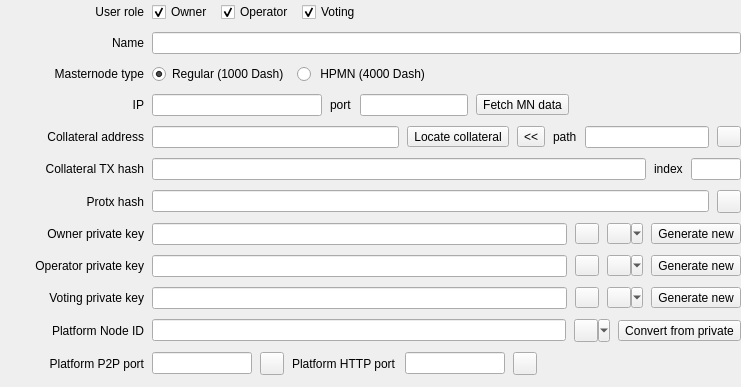
Above: src/ui/ui_masternode_details_wdg.ui from Bertrand256/dash-masternode-tool before the change. Below: the same form after it.
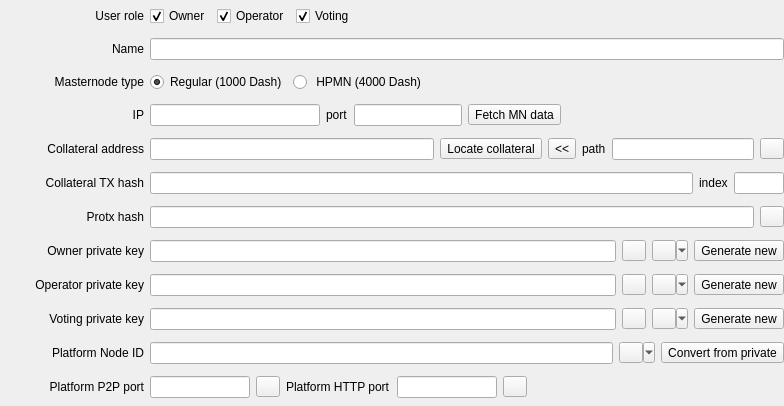
That is the form after the change.

Commit message: UI improvements. Sticking to an older version of setuptools requirement since the latest one introduces some breaking changes to the btchip-python library.

```diff
--- a/src/ui/ui_masternode_details_wdg.ui
+++ b/src/ui/ui_masternode_details_wdg.ui
@@ -6,8 +6,8 @@
    <rect>
     <x>0</x>
     <y>0</y>
-    <width>741</width>
-    <height>387</height>
+    <width>784</width>
+    <height>406</height>
    </rect>
   </property>
   <property name="sizePolicy">
@@ -54,7 +54,7 @@
      </property>
      <layout class="QVBoxLayout" name="verticalLayout">
       <property name="spacing">
-       <number>8</number>
+       <number>6</number>
       </property>
       <property name="leftMargin">
        <number>0</number>
@@ -275,15 +275,18 @@
         </item>
         <item>
          <widget class="QToolButton" name="btnGetMNDataByIP">
+          <property name="maximumSize">
+           <size>
+            <width>16777215</width>
+            <height>16777215</height>
+           </size>
+          </property>
           <property name="toolTip">
            <string>Fetch public masternode data from network</string>
           </property>
           <property name="text">
            <string>Fetch MN data</string>
           </property>
-          <property name="toolButtonStyle">
-           <enum>Qt::ToolButtonTextOnly</enum>
-          </property>
          </widget>
         </item>
         <item>
@@ -328,6 +331,12 @@
         </item>
         <item>
          <widget class="QToolButton" name="btnLocateCollateral">
+          <property name="maximumSize">
+           <size>
+            <width>16777215</width>
+            <height>16777215</height>
+           </size>
+          </property>
           <property name="toolTip">
            <string>Search collateral address in your hardware wallet</string>
           </property>
@@ -455,6 +464,12 @@
         </item>
         <item>
          <widget class="QToolButton" name="btnCopyProtxHash">
+          <property name="maximumSize">
+           <size>
+            <width>16777215</width>
+            <height>21</height>
+           </size>
+          </property>
           <property name="toolTip">
            <string>Copy protx hash to clipboard</string>
           </property>
@@ -536,6 +551,12 @@
         </item>
         <item>
          <widget class="QToolButton" name="btnGenerateOwnerPrivateKey">
+          <property name="maximumSize">
+           <size>
+            <width>16777215</width>
+            <height>16777215</height>
+           </size>
+          </property>
           <property name="toolTip">
            <string>Generate a new owner private key</string>
           </property>
@@ -617,6 +638,12 @@
         </item>
         <item>
          <widget class="QToolButton" name="btnGenerateOperatorPrivateKey">
+          <property name="maximumSize">
+           <size>
+            <width>16777215</width>
+            <height>16777215</height>
+           </size>
+          </property>
           <property name="toolTip">
            <string>Generate a new operator private key (BLS)</string>
           </property>
@@ -698,6 +725,12 @@
         </item>
         <item>
          <widget class="QToolButton" name="btnGenerateVotingPrivateKey">
+          <property name="maximumSize">
+           <size>
+            <width>16777215</width>
+            <height>16777215</height>
+           </size>
+          </property>
           <property name="toolTip">
            <string>Generate a new voting private key</string>
           </property>
@@ -738,6 +771,12 @@
         </item>
         <item>
          <widget class="QToolButton" name="btnCopyPlatformId">
+          <property name="maximumSize">
+           <size>
+            <width>16777215</width>
+            <height>21</height>
+           </size>
+          </property>
           <property name="toolTip">
            <string>Copy Platform Node ID to clipboard</string>
           </property>
@@ -751,6 +790,12 @@
         </item>
         <item>
          <widget class="QToolButton" name="btnGetPlatformNodeIdFromPrivate">
+          <property name="maximumSize">
+           <size>
+            <width>16777215</width>
+            <height>16777215</height>
+           </size>
+          </property>
           <property name="toolTip">
            <string>Set Platform Node ID from Ed25519 private key</string>
           </property>
@@ -794,6 +839,12 @@
         </item>
         <item>
          <widget class="QToolButton" name="btnPlatformP2PPortSetDefault">
+          <property name="maximumSize">
+           <size>
+            <width>16777215</width>
+            <height>21</height>
+           </size>
+          </property>
           <property name="toolTip">
            <string>Set default value for Platform P2P port</string>
           </property>
@@ -824,6 +875,12 @@
         </item>
         <item>
          <widget class="QToolButton" name="btnPlatformHTTPPortSetDefault">
+          <property name="maximumSize">
+           <size>
+            <width>16777215</width>
+            <height>21</height>
+           </size>
+          </property>
           <property name="toolTip">
            <string>Set default value for Platform HTTP port</string>
           </property>
```
The commit also changes 7 other files.
